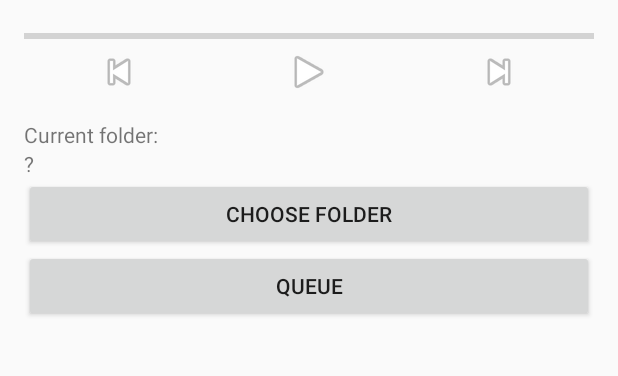
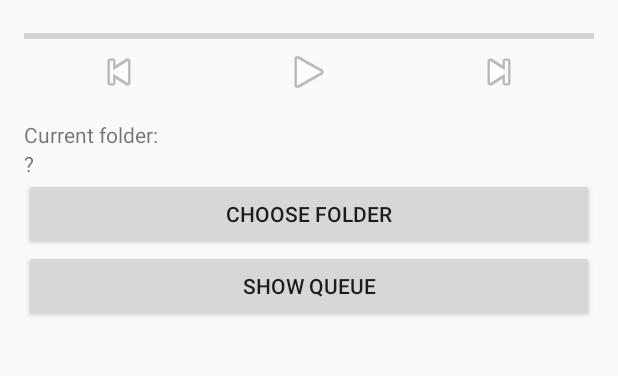
Before and after one commit to czettnersandor/android-MusicPlayer, an Android app: the screen it shows after launch (NowplayingActivity), on a phone screen of 412 x 824 dp, the part 225-601 px from its top. Run offline under Robolectric (Android 15) with nearby library versions, the phone set to English and light mode, and no system bars; libraries missing offline, so code that uses them is left out: net.rdrei.android; 1 statement that could not run was skipped.

Commit message:
Update string

```diff
--- a/app/src/main/res/values/strings.xml
+++ b/app/src/main/res/values/strings.xml
@@ -6,7 +6,7 @@
     <string name="previous">Previous</string>
     <string name="current_folder">Current folder:</string>
     <string name="choose_folder">Choose Folder</string>
-    <string name="queue">Queue</string>
+    <string name="queue">Show Queue</string>
     <string name="song">Song</string>
     <string name="music_queue">Music Queue</string>
     <string name="music_queue_label">Hereby shown the music queue currently played</string>
```
